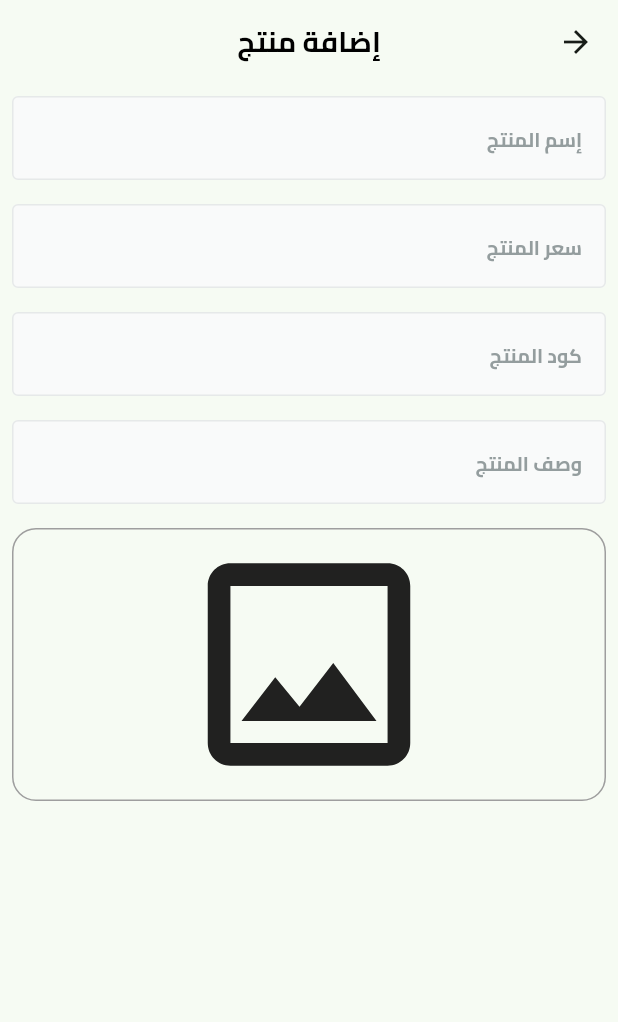
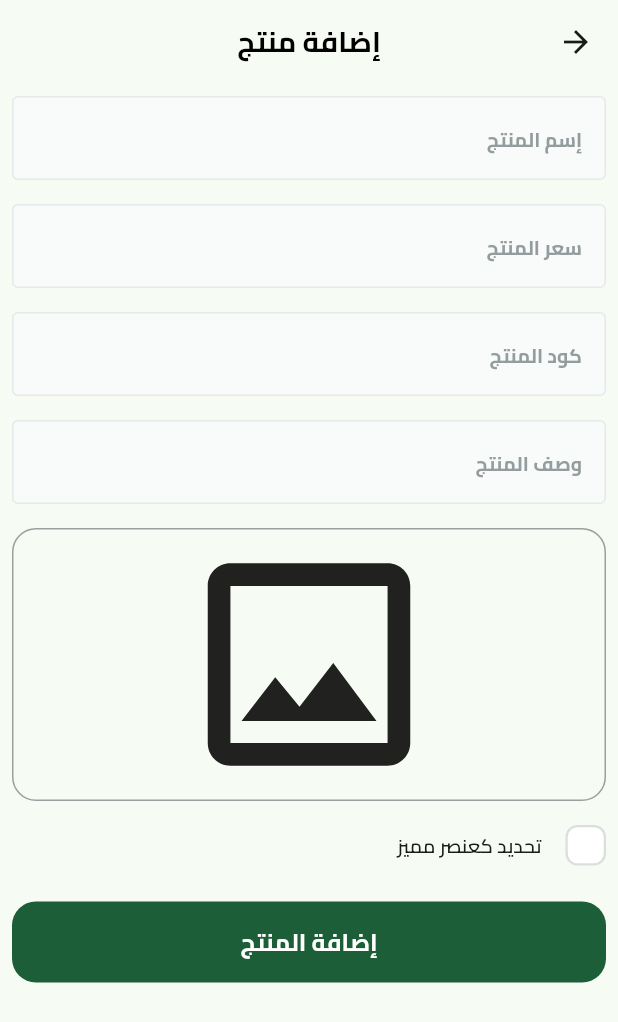
Before and after one commit to MeDoRa0/fruits_hub_dashboard, a Flutter app: the AddProductView screen opened by its route, on a phone screen of 412 x 824 dp. Shown: the top 1022 px of the screen. Run offline on Flutter 3.47's test engine with Material 3 defaults, Android fonts, the phone set to English and light mode, and no system bars; drawn by our look-alikes of skeletonizer; our stand-ins replace firebase_core, image_picker; accounts and stored records are empty.

Commit message:
Add image upload functionality and featured product checkbox in AddProduct view

```diff
--- a/lib/features/add_product/presentation/views/widgets/add_product_view_body.dart
+++ b/lib/features/add_product/presentation/views/widgets/add_product_view_body.dart
@@ -1,6 +1,10 @@
+import 'dart:io';
+
 import 'package:flutter/material.dart';
+import 'package:fruits_hub_dashboard/core/widgets/custom_button.dart';
 import 'package:fruits_hub_dashboard/core/widgets/custom_text_form_field.dart';
 import 'package:fruits_hub_dashboard/features/add_product/presentation/views/widgets/image_field.dart';
+import 'package:fruits_hub_dashboard/features/add_product/presentation/views/widgets/is_featured_checkbox.dart';
 
 class AddProductViewBody extends StatefulWidget {
   const AddProductViewBody({super.key});
@@ -11,7 +15,11 @@ class AddProductViewBody extends StatefulWidget {
 
 class _AddProductViewBodyState extends State<AddProductViewBody> {
   final _formKey = GlobalKey<FormState>();
-  final AutovalidateMode _autovalidateMode = AutovalidateMode.disabled;
+  AutovalidateMode autovalidateMode = AutovalidateMode.disabled;
+  late String name, code, description;
+  late num price;
+  late File? image;
+  bool isFeatured = false;
   @override
   Widget build(BuildContext context) {
     return Padding(
@@ -19,12 +27,15 @@ class _AddProductViewBodyState extends State<AddProductViewBody> {
       child: SingleChildScrollView(
         child: Form(
           key: _formKey,
-          autovalidateMode: _autovalidateMode,
+          autovalidateMode: autovalidateMode,
           child: Column(
             children: [
               CustomTextFormField(
                 hintText: 'إسم المنتج',
                 keyboardType: TextInputType.text,
+                onSaved: (value) {
+                  name = value!;
+                },
               ),
               SizedBox(
                 height: 16,
@@ -32,13 +43,19 @@ class _AddProductViewBodyState extends State<AddProductViewBody> {
               CustomTextFormField(
                 hintText: 'سعر المنتج',
                 keyboardType: TextInputType.number,
+                onSaved: (value) {
+                  price = num.parse(value!);
+                },
               ),
               SizedBox(
                 height: 16,
               ),
               CustomTextFormField(
                 hintText: 'كود المنتج',
-                keyboardType: TextInputType.number,
+                keyboardType: TextInputType.text,
+                onSaved: (value) {
+                  code = value!.toLowerCase();
+                },
               ),
               SizedBox(
                 height: 16,
@@ -47,15 +64,56 @@ class _AddProductViewBodyState extends State<AddProductViewBody> {
                 hintText: 'وصف المنتج',
                 keyboardType: TextInputType.text,
                 maxLines: 5,
+                onSaved: (value) {
+                  description = value!;
+                },
               ),
               SizedBox(
                 height: 16,
               ),
-              ImageField(),
+              ImageField(
+                onFileChanged: (image) {
+                  this.image = image;
+                },
+              ),
+              SizedBox(
+                height: 16,
+              ),
+              IsFeaturedCheckBox(
+                onChecked: (value) {
+                  isFeatured = value;
+                },
+              ),
+              SizedBox(
+                height: 24,
+              ),
+              CustomButton(
+                text: 'إضافة المنتج',
+                onPressed: () {
+                  if (image != null) {
+                    if (_formKey.currentState!.validate()) {
+                      _formKey.currentState!.save();
+                    } else {
+                      autovalidateMode = AutovalidateMode.onUserInteraction;
+                    }
+                  } else {
+                    showError(context);
+                  }
+                },
+              ),
             ],
           ),
         ),
       ),
     );
   }
+
+  void showError(BuildContext context) {
+    ScaffoldMessenger.of(context).showSnackBar(
+      SnackBar(
+        content: Text('يجب إختيار صورة للمنتج'),
+        backgroundColor: Colors.red,
+      ),
+    );
+  }
 }
--- /dev/null
+++ b/lib/features/add_product/presentation/views/widgets/custom_checkbox.dart
@@ -0,0 +1,40 @@
+import 'package:flutter/material.dart';
+import 'package:fruits_hub_dashboard/core/utils/app_colors.dart';
+
+class CustomCheckbox extends StatelessWidget {
+  const CustomCheckbox(
+      {super.key, required this.isChecked, required this.onChecked});
+
+  final bool isChecked;
+  final ValueChanged<bool> onChecked;
+
+  @override
+  Widget build(BuildContext context) {
+    return GestureDetector(
+      onTap: () {
+        onChecked(!isChecked);
+      },
+      child: AnimatedContainer(
+        duration: const Duration(milliseconds: 300),
+        //height: 24,
+        // width: 24,
+        decoration: ShapeDecoration(
+          color: isChecked ? AppColors.primaryColor : Colors.white,
+          shape: RoundedRectangleBorder(
+            side: BorderSide(
+              width: 1.50,
+              color: isChecked ? Colors.transparent : Color(0xFFDCDEDE),
+            ),
+            borderRadius: BorderRadius.circular(8),
+          ),
+        ),
+        child: isChecked
+            ? Icon(
+                Icons.check,
+                color: Colors.white,
+              )
+            : SizedBox(width: 24, height: 24),
+      ),
+    );
+  }
+}
--- a/lib/features/add_product/presentation/views/widgets/image_field.dart
+++ b/lib/features/add_product/presentation/views/widgets/image_field.dart
@@ -1,15 +1,41 @@
+import 'dart:io';
+
 import 'package:flutter/material.dart';
+import 'package:image_picker/image_picker.dart';
+import 'package:skeletonizer/skeletonizer.dart';
 
-class ImageField extends StatelessWidget {
-  const ImageField({super.key});
+class ImageField extends StatefulWidget {
+  const ImageField({super.key, required this.onFileChanged});
+
+  final ValueChanged<File?> onFileChanged;
 
   @override
+  State<ImageField> createState() => _ImageFieldState();
+}
+
+class _ImageFieldState extends State<ImageField> {
+  bool isLoading = false;
+  File? fileImage;
+  @override
   Widget build(BuildContext context) {
-    return GestureDetector(
-      onTap: () {
+    return Skeletonizer(
+      enabled: isLoading,
+      child: GestureDetector(
+        onTap: () async {
+          isLoading = true;
+          setState(() {});
 
+          try {
+            await pickImage();
+          } on Exception catch (e) {
+            // TODO
+          }
+          isLoading = false;
+          setState(() {});
         },
-      child: Container(
+        child: Stack(
+          children: [
+            Container(
               width: double.infinity,
               decoration: BoxDecoration(
                 borderRadius: BorderRadius.circular(16),
@@ -17,11 +43,36 @@ class ImageField extends StatelessWidget {
                   color: Colors.grey,
                 ),
               ),
-        child: Icon(
+              child: fileImage != null
+                  ? ClipRRect(
+                      borderRadius: BorderRadius.circular(16),
+                      child: Image.file(fileImage!))
+                  : Icon(
                       Icons.image_outlined,
                       size: 180,
                     ),
             ),
+            Visibility(
+              visible: fileImage != null,
+              child: IconButton(
+                onPressed: () {
+                  fileImage = null;
+                  widget.onFileChanged(fileImage);
+                  setState(() {});
+                },
+                icon: Icon(Icons.delete),
+              ),
+            ),
+          ],
+        ),
+      ),
     );
   }
+
+  Future<void> pickImage() async {
+    final ImagePicker picker = ImagePicker();
+    final XFile? image = await picker.pickImage(source: ImageSource.gallery);
+    fileImage = File(image!.path);
+    widget.onFileChanged(fileImage!);
   }
+}
--- /dev/null
+++ b/lib/features/add_product/presentation/views/widgets/is_featured_checkbox.dart
@@ -0,0 +1,35 @@
+import 'package:flutter/material.dart';
+import 'package:fruits_hub_dashboard/core/utils/text_styles.dart';
+import 'package:fruits_hub_dashboard/features/add_product/presentation/views/widgets/custom_checkbox.dart';
+
+class IsFeaturedCheckBox extends StatefulWidget {
+  const IsFeaturedCheckBox({super.key, required this.onChecked});
+  final ValueChanged<bool> onChecked;
+
+  @override
+  State<IsFeaturedCheckBox> createState() => _IsFeaturedCheckBoxState();
+}
+
+class _IsFeaturedCheckBoxState extends State<IsFeaturedCheckBox> {
+  bool isFeaturedIteam = false;
+  @override
+  Widget build(BuildContext context) {
+    return Row(children: [
+      CustomCheckbox(
+        isChecked: isFeaturedIteam,
+        onChecked: (value) {
+          isFeaturedIteam = value;
+          widget.onChecked(isFeaturedIteam);
+          setState(() {});
+        },
+      ),
+      SizedBox(
+        width: 16,
+      ),
+      Text(
+        'تحديد كعنصر مميز',
+        style: AppTextStyle.font13w600,
+      ),
+    ]);
+  }
+}
```
Also changed, not shown: lib/core/utils/assets.dart (added, +8 -0 lines), pubspec.yaml (+11 -0 lines), assets/icons/checkbox.svg (added), pubspec.lock, 1 other file. Lines whose indentation alone changed are shown as unchanged.
